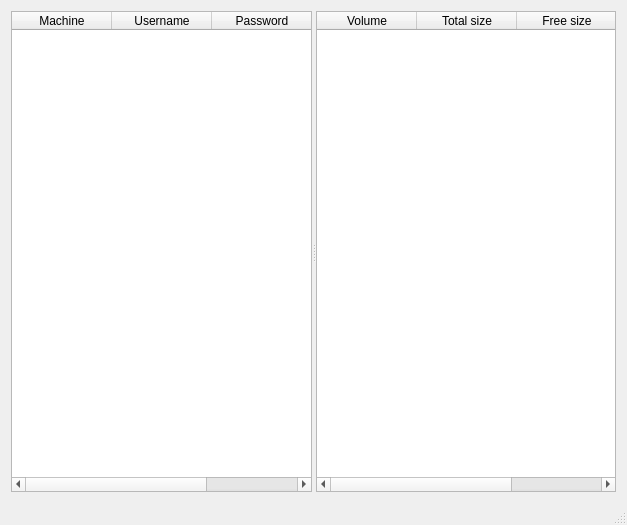
jiangxilong/virt, file virt/virt.ui: the form before one commit.
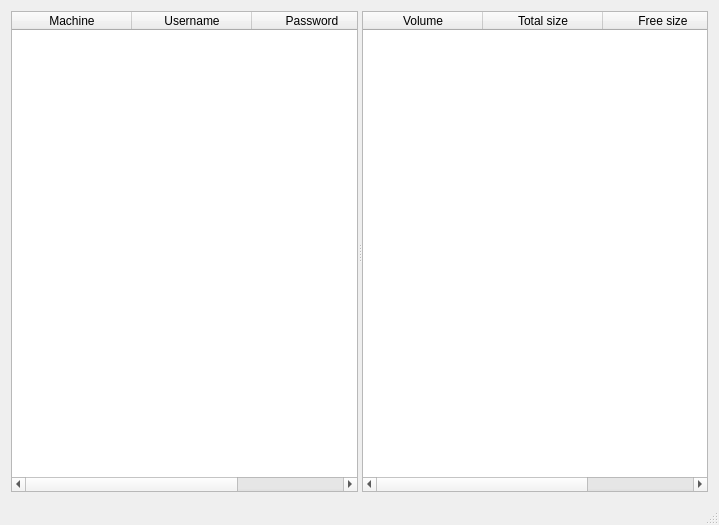
The form after the commit.

Patch:
```diff
--- a/virt/virt.ui
+++ b/virt/virt.ui
@@ -6,7 +6,7 @@
    <rect>
     <x>0</x>
     <y>0</y>
-    <width>627</width>
+    <width>719</width>
     <height>525</height>
    </rect>
   </property>
@@ -33,6 +33,9 @@
        <property name="selectionBehavior">
         <enum>QAbstractItemView::SelectRows</enum>
        </property>
+       <attribute name="horizontalHeaderDefaultSectionSize">
+        <number>120</number>
+       </attribute>
        <attribute name="horizontalHeaderHighlightSections">
         <bool>false</bool>
        </attribute>
@@ -74,9 +77,15 @@
        <property name="selectionMode">
         <enum>QAbstractItemView::NoSelection</enum>
        </property>
+       <attribute name="horizontalHeaderDefaultSectionSize">
+        <number>120</number>
+       </attribute>
        <attribute name="horizontalHeaderStretchLastSection">
         <bool>true</bool>
        </attribute>
+       <attribute name="verticalHeaderVisible">
+        <bool>false</bool>
+       </attribute>
        <column>
         <property name="text">
          <string>Volume</string>
```
